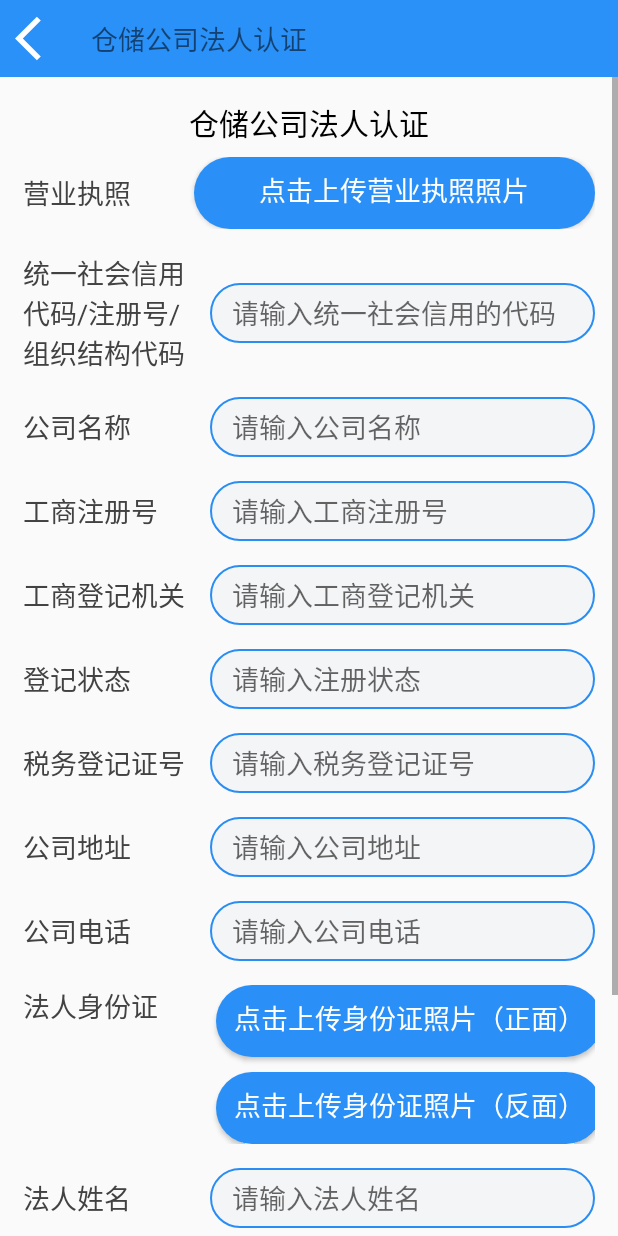
After one commit to windindaybreak/CitiClubApp-1, an Android app: the StorageConfirm screen opened directly, with no data from a screen before it, on a phone screen of 412 x 824 dp. The commit adds this screen. Run offline under Robolectric (Android 15) with nearby library versions, the phone set to English and light mode, and no system bars.

Commit message:
仓储法人认证（二次提交）
github怎么就这么难呢

```diff
--- a/app/src/main/AndroidManifest.xml
+++ b/app/src/main/AndroidManifest.xml
@@ -9,6 +9,8 @@
         android:roundIcon="@mipmap/ic_launcher_round"
         android:supportsRtl="true"
         android:theme="@style/AppTheme">
+        <activity android:name=".LegalPersonCertificateActivity.StorageConfirm"
+            android:theme="@style/Theme.AppCompat.Light.NoActionBar"/>
         <activity android:name=".successfulRegis.SuccessfulRiges"
             android:theme="@style/Theme.AppCompat.Light.NoActionBar"
             ></activity>
--- /dev/null
+++ b/app/src/main/java/com/example/citiclubapp/LegalPersonCertificateActivity/StorageConfirm.java
@@ -0,0 +1,73 @@
+package com.example.citiclubapp.LegalPersonCertificateActivity;
+
+import android.os.Bundle;
+
+import androidx.appcompat.app.ActionBar;
+import androidx.appcompat.app.AppCompatActivity;
+
+import com.example.citiclubapp.R;
+import com.example.citiclubapp.widgetLayout.EditorBar;
+import com.example.citiclubapp.widgetLayout.InsideTitle;
+
+public class StorageConfirm extends AppCompatActivity {
+
+    private InsideTitle title;
+    private EditorBar orgCodeEdit, companyName, businessRegistrationCodeEdit,
+            businessRegistrationOfficeEdit, registrationStatusEdit, taxRegistrationCodeEdit,
+            companyAddressEdit, companyPhoneEdit, legalPersonNameEdit, legalPersonCodeEdit,
+            legalPersonPhoneEdit;
+
+    @Override
+    protected void onCreate(Bundle savedInstanceState) {
+        super.onCreate( savedInstanceState );
+        setContentView( R.layout.activity_storage_confirm );
+        setTitle();
+        initializeEditBar();
+    }
+
+    private void setTitle(){
+        ActionBar actionBar=getSupportActionBar();
+        if(actionBar!=null)
+            actionBar.hide();
+        title=findViewById( R.id.title );
+        title.name.setText( "仓储公司法人认证" );
+    }
+
+    private void initializeEditBar(){
+        orgCodeEdit=findViewById( R.id.org_code_edit );
+        orgCodeEdit.text.setText( "统一社会信用代码/注册号/组织结构代码" );
+        orgCodeEdit.edit.setHint( "请输入统一社会信用的代码" );
+        companyName=findViewById( R.id.company_name_edit );
+        companyName.text.setText( "公司名称" );
+        companyName.edit.setHint( "请输入公司名称" );
+        companyAddressEdit=findViewById( R.id.company_address_edit );
+        companyAddressEdit.text.setText( "公司地址" );
+        companyAddressEdit.edit.setHint( "请输入公司地址" );
+        companyPhoneEdit=findViewById( R.id.company_phoneNumber_edit );
+        companyPhoneEdit.text.setText( "公司电话" );
+        companyPhoneEdit.edit.setHint( "请输入公司电话" );
+        businessRegistrationCodeEdit=findViewById( R.id.business_registration_code_edit );
+        businessRegistrationCodeEdit.text.setText( "工商注册号" );
+        businessRegistrationCodeEdit.edit.setHint( "请输入工商注册号" );
+        businessRegistrationOfficeEdit=findViewById( R.id.business_registration_office_edit );
+        businessRegistrationOfficeEdit.text.setText( "工商登记机关" );
+        businessRegistrationOfficeEdit.edit.setHint( "请输入工商登记机关" );
+        legalPersonNameEdit=findViewById( R.id.legalPerson_name_edit );
+        legalPersonNameEdit.text.setText( "法人姓名" );
+        legalPersonNameEdit.edit.setHint( "请输入法人姓名" );
+        legalPersonCodeEdit=findViewById( R.id.legalPerson_code_edit );
+        legalPersonCodeEdit.text.setText( "法人证字号" );
+        legalPersonCodeEdit.edit.setHint( "请输入法人证字号" );
+        legalPersonPhoneEdit=findViewById( R.id.legalPerson_phoneNumber_edit );
+        legalPersonPhoneEdit.text.setText( "法人联系电话" );
+        legalPersonPhoneEdit.edit.setHint( "请输入法人联系电话" );
+        registrationStatusEdit=findViewById( R.id.registration_status_edit );
+        registrationStatusEdit.text.setText( "登记状态" );
+        registrationStatusEdit.edit.setHint( "请输入注册状态" );
+        taxRegistrationCodeEdit=findViewById( R.id.tax_registration_code_edit );
+        taxRegistrationCodeEdit.text.setText( "税务登记证号" );
+        taxRegistrationCodeEdit.edit.setHint( "请输入税务登记证号" );
+    }
+
+
+}
--- a/app/src/main/java/com/example/citiclubapp/LegalPersonCertificateActivity/ToolClass/BaseHolder.java
+++ b/app/src/main/java/com/example/citiclubapp/LegalPersonCertificateActivity/ToolClass/BaseHolder.java
@@ -1,4 +1,4 @@
-package com.example.citiclubapp.data.model;
+package com.example.citiclubapp.LegalPersonCertificateActivity.ToolClass;
 
 import android.view.View;
 
--- a/app/src/main/java/com/example/citiclubapp/LegalPersonCertificateActivity/ToolClass/InfoItem.java
+++ b/app/src/main/java/com/example/citiclubapp/LegalPersonCertificateActivity/ToolClass/InfoItem.java
@@ -1,5 +1,4 @@
-package com.example.citiclubapp.data.model;
-
+package com.example.citiclubapp.LegalPersonCertificateActivity.ToolClass;
 
 public class InfoItem {
     private int type;
--- a/app/src/main/java/com/example/citiclubapp/LegalPersonCertificateActivity/ToolClass/InfoItem_1.java
+++ b/app/src/main/java/com/example/citiclubapp/LegalPersonCertificateActivity/ToolClass/InfoItem_1.java
@@ -1,4 +1,4 @@
-package com.example.citiclubapp.data.model;
+package com.example.citiclubapp.LegalPersonCertificateActivity.ToolClass;
 
 public class InfoItem_1 {
     String item_name;
--- a/app/src/main/java/com/example/citiclubapp/LegalPersonCertificateActivity/ToolClass/Infoitem_2.java
+++ b/app/src/main/java/com/example/citiclubapp/LegalPersonCertificateActivity/ToolClass/Infoitem_2.java
@@ -1,4 +1,4 @@
-package com.example.citiclubapp.data.model;
+package com.example.citiclubapp.LegalPersonCertificateActivity.ToolClass;
 
 public class Infoitem_2 {
     String item_name;
--- a/app/src/main/java/com/example/citiclubapp/LegalPersonCertificateActivity/ToolClass/ItemViewHolder_1.java
+++ b/app/src/main/java/com/example/citiclubapp/LegalPersonCertificateActivity/ToolClass/ItemViewHolder_1.java
@@ -1,4 +1,4 @@
-package com.example.citiclubapp.data.model;
+package com.example.citiclubapp.LegalPersonCertificateActivity.ToolClass;
 
 import android.view.View;
 import android.widget.EditText;
--- a/app/src/main/java/com/example/citiclubapp/LegalPersonCertificateActivity/ToolClass/ItemViewHolder_2.java
+++ b/app/src/main/java/com/example/citiclubapp/LegalPersonCertificateActivity/ToolClass/ItemViewHolder_2.java
@@ -1,4 +1,4 @@
-package com.example.citiclubapp.data.model;
+package com.example.citiclubapp.LegalPersonCertificateActivity.ToolClass;
 
 import android.view.View;
 import android.widget.Button;
--- a/app/src/main/java/com/example/citiclubapp/LegalPersonCertificateActivity/ToolClass/ItemViewHolder_submit.java
+++ b/app/src/main/java/com/example/citiclubapp/LegalPersonCertificateActivity/ToolClass/ItemViewHolder_submit.java
@@ -1,4 +1,4 @@
-package com.example.citiclubapp.data.model;
+package com.example.citiclubapp.LegalPersonCertificateActivity.ToolClass;
 
 import android.view.View;
 import android.widget.Button;
--- a/app/src/main/java/com/example/citiclubapp/LegalPersonCertificateActivity/ToolClass/ItemViewHolder_title.java
+++ b/app/src/main/java/com/example/citiclubapp/LegalPersonCertificateActivity/ToolClass/ItemViewHolder_title.java
@@ -1,4 +1,4 @@
-package com.example.citiclubapp.data.model;
+package com.example.citiclubapp.LegalPersonCertificateActivity.ToolClass;
 
 import android.view.View;
 import android.widget.TextView;
--- a/app/src/main/java/com/example/citiclubapp/LegalPersonCertificateActivity/ToolClass/info_box_adapter.java
+++ b/app/src/main/java/com/example/citiclubapp/LegalPersonCertificateActivity/ToolClass/info_box_adapter.java
@@ -1,4 +1,4 @@
-package com.example.citiclubapp.data.model;
+package com.example.citiclubapp.LegalPersonCertificateActivity.ToolClass;
 
 import android.graphics.Color;
 import android.media.Image;
--- a/app/src/main/java/com/example/citiclubapp/widgetLayout/InsideTitle.java
+++ b/app/src/main/java/com/example/citiclubapp/widgetLayout/InsideTitle.java
@@ -1,22 +1,31 @@
 package com.example.citiclubapp.widgetLayout;
 
+import android.app.Activity;
 import android.content.Context;
 import android.util.AttributeSet;
 import android.view.LayoutInflater;
-import android.widget.Button;
+import android.view.View;
+import android.widget.ImageButton;
 import android.widget.LinearLayout;
 import android.widget.TextView;
 
 import com.example.citiclubapp.R;
 
 public class InsideTitle extends LinearLayout {
-    public Button back;
+    public ImageButton back;
     public TextView name;
 
-    public InsideTitle(Context context, AttributeSet atters){
+    public InsideTitle(final Context context, AttributeSet atters){
         super(context,atters);
         LayoutInflater.from( context ).inflate( R.layout.inside_title, this );
         back=findViewById( R.id.back );
         name=findViewById( R.id.name );
+        back.setOnClickListener( new OnClickListener() {
+            @Override
+            public void onClick(View view) {
+                if(context instanceof Activity)
+                    ((Activity) context).finish();
+            }
+        } );
     }
 }
--- /dev/null
+++ b/app/src/main/res/layout/activity_storage_confirm.xml
@@ -0,0 +1,190 @@
+<?xml version="1.0" encoding="utf-8"?>
+<LinearLayout xmlns:android="http://schemas.android.com/apk/res/android"
+    xmlns:app="http://schemas.android.com/apk/res-auto"
+    xmlns:tools="http://schemas.android.com/tools"
+    android:layout_width="match_parent"
+    android:layout_height="match_parent"
+    android:orientation="vertical"
+    tools:context=".LegalPersonCertificateActivity.StorageConfirm">
+
+    <com.example.citiclubapp.widgetLayout.InsideTitle
+        android:id="@+id/title"
+        android:layout_width="match_parent"
+        android:layout_height="wrap_content" />
+
+
+    <ScrollView
+        android:layout_width="match_parent"
+        android:layout_height="wrap_content">
+
+
+        <LinearLayout
+            android:layout_width="match_parent"
+            android:layout_height="wrap_content"
+            android:orientation="vertical">
+
+            <TextView
+                android:layout_width="wrap_content"
+                android:layout_height="wrap_content"
+                android:layout_gravity="center_horizontal"
+                android:layout_marginTop="15dp"
+                android:text="仓储公司法人认证"
+                android:textColor="@color/design_default_color_on_secondary"
+                android:textSize="20sp" />
+
+
+            <LinearLayout
+                android:layout_width="match_parent"
+                android:layout_height="wrap_content"
+                android:layout_marginLeft="15dp"
+                android:layout_marginTop="8dp"
+                android:layout_marginRight="15dp"
+                android:layout_marginBottom="8dp"
+                android:orientation="horizontal">
+
+                <TextView
+                    android:id="@+id/license_text"
+                    android:layout_width="0dp"
+                    android:layout_height="wrap_content"
+                    android:layout_gravity="center_vertical"
+                    android:layout_weight="3"
+                    android:text="营业执照"
+                    android:textColor="@color/cardview_dark_background"
+                    android:textSize="18sp"/>
+
+                <Button
+                    android:id="@+id/license_button"
+                    style="@style/BlueButton_Style"
+                    android:layout_width="0dp"
+                    android:layout_height="wrap_content"
+                    android:layout_gravity="center_vertical"
+                    android:layout_weight="7"
+                    android:text="点击上传营业执照照片"
+                    android:textColor="@color/cardview_light_background"
+                    android:background="@drawable/button_shape"/>
+
+            </LinearLayout>
+
+            <com.example.citiclubapp.widgetLayout.EditorBar
+                android:id="@+id/org_code_edit"
+                android:layout_width="match_parent"
+                android:layout_height="wrap_content"/>
+
+            <com.example.citiclubapp.widgetLayout.EditorBar
+                android:id="@+id/company_name_edit"
+                android:layout_width="match_parent"
+                android:layout_height="wrap_content"/>
+
+            <com.example.citiclubapp.widgetLayout.EditorBar
+                android:id="@+id/business_registration_code_edit"
+                android:layout_width="match_parent"
+                android:layout_height="wrap_content"/>
+
+            <com.example.citiclubapp.widgetLayout.EditorBar
+                android:id="@+id/business_registration_office_edit"
+                android:layout_width="match_parent"
+                android:layout_height="wrap_content"/>
+
+            <com.example.citiclubapp.widgetLayout.EditorBar
+                android:id="@+id/registration_status_edit"
+                android:layout_width="match_parent"
+                android:layout_height="wrap_content"/>
+
+            <com.example.citiclubapp.widgetLayout.EditorBar
+                android:id="@+id/tax_registration_code_edit"
+                android:layout_width="match_parent"
+                android:layout_height="wrap_content"/>
+
+            <com.example.citiclubapp.widgetLayout.EditorBar
+                android:id="@+id/company_address_edit"
+                android:layout_width="match_parent"
+                android:layout_height="wrap_content"/>
+
+            <com.example.citiclubapp.widgetLayout.EditorBar
+                android:id="@+id/company_phoneNumber_edit"
+                android:layout_width="match_parent"
+                android:layout_height="wrap_content"/>
+
+            <LinearLayout
+                android:layout_width="match_parent"
+                android:layout_height="wrap_content"
+                android:layout_marginLeft="15dp"
+                android:layout_marginTop="8dp"
+                android:layout_marginRight="15dp"
+                android:layout_marginBottom="8dp"
+                android:orientation="horizontal">
+
+                <TextView
+                    android:text="法人身份证"
+                    android:layout_width="0dp"
+                    android:layout_height="wrap_content"
+                    android:layout_weight="3"
+                    android:textColor="@color/cardview_dark_background"
+                    android:textSize="18sp"/>
+
+                <LinearLayout
+                    android:layout_width="0dp"
+                    android:layout_height="wrap_content"
+                    android:layout_weight="7"
+                    android:orientation="vertical">
+
+                    <Button
+                        style="@style/BlueButton_Style"
+                        android:id="@+id/upload_front_IDphoto"
+                        android:layout_width="match_parent"
+                        android:layout_height="wrap_content"
+                        android:layout_marginLeft="10dp"
+                        android:text="点击上传身份证照片（正面）"
+                        android:textColor="@color/cardview_light_background"
+                        android:background="@drawable/button_shape"/>
+
+                    <Button
+                        android:layout_marginTop="10dp"
+                        style="@style/BlueButton_Style"
+                        android:id="@+id/upload_back_IDphoto"
+                        android:layout_width="match_parent"
+                        android:layout_height="wrap_content"
+                        android:layout_marginLeft="10dp"
+                        android:text="点击上传身份证照片（反面）"
+                        android:textColor="@color/cardview_light_background"
+                        android:background="@drawable/button_shape"/>
+
+                </LinearLayout>
+
+            </LinearLayout>
+
+            <com.example.citiclubapp.widgetLayout.EditorBar
+                android:id="@+id/legalPerson_name_edit"
+                android:layout_width="match_parent"
+                android:layout_height="wrap_content"/>
+
+            <com.example.citiclubapp.widgetLayout.EditorBar
+                android:id="@+id/legalPerson_code_edit"
+                android:layout_width="match_parent"
+                android:layout_height="wrap_content"/>
+
+            <com.example.citiclubapp.widgetLayout.EditorBar
+                android:id="@+id/legalPerson_phoneNumber_edit"
+                android:layout_width="match_parent"
+                android:layout_height="wrap_content"/>
+
+            <Button
+                style="@style/BlueButton_Style"
+                android:layout_width="match_parent"
+                android:layout_height="wrap_content"
+                android:layout_marginLeft="30dp"
+                android:layout_marginRight="30dp"
+                android:id="@+id/submit"
+                android:text="提交"
+                android:layout_gravity="center_horizontal"
+                android:layout_marginTop="25dp"
+                android:layout_marginBottom="15dp"
+                android:textSize="25sp"
+                android:textColor="@color/cardview_light_background"
+                android:background="@drawable/button_shape"/>
+
+
+        </LinearLayout>
+    </ScrollView>
+
+</LinearLayout>
--- a/app/src/main/res/layout/editor_layout.xml
+++ b/app/src/main/res/layout/editor_layout.xml
@@ -12,19 +12,23 @@
         android:id="@+id/text_editor"
         android:layout_width="0dp"
         android:layout_height="wrap_content"
-        android:layout_marginLeft="15dp"
         android:layout_weight="3"
+        android:layout_gravity="center_vertical"
+        android:text="default"
+        android:textColor="@color/cardview_dark_background"
         android:textSize="18sp" />
 
     <EditText
         android:id="@+id/edit_editor"
         style="@style/Widget.AppCompat.AutoCompleteTextView"
         android:layout_width="0dp"
-        android:layout_height="wrap_content"
+        android:layout_height="40dp"
+        android:hint="default"
+        android:paddingLeft="15dp"
         android:layout_marginLeft="15dp"
-        android:layout_marginRight="15dp"
         android:layout_weight="7"
         android:background="@drawable/edittext_shape"
+        android:layout_gravity="center_vertical"
         android:drawableLeft="@color/design_default_color_background"
         android:drawablePadding="0dp"
         android:textSize="18sp" />
```
